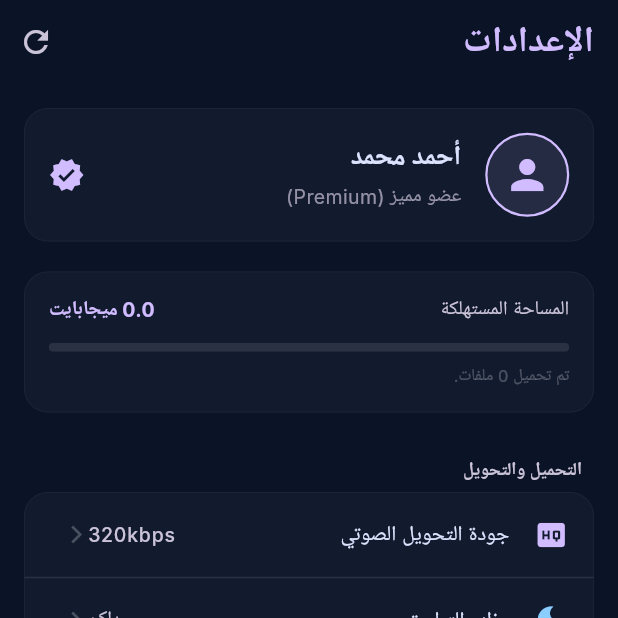
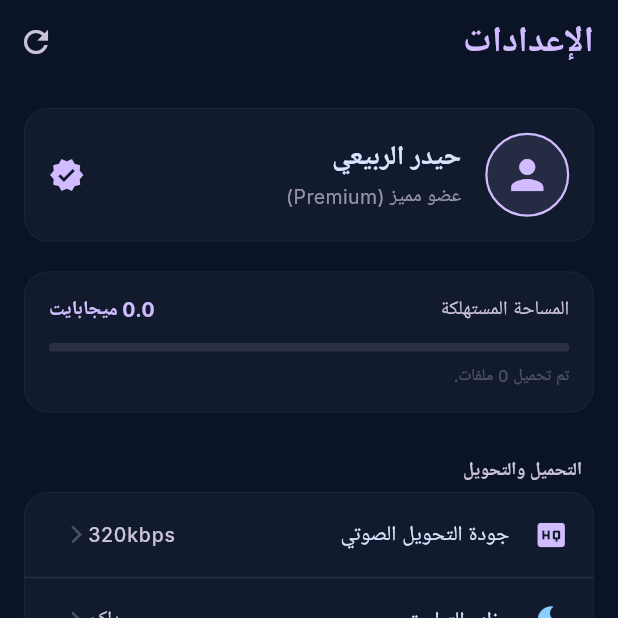
Before and after one commit to bbjbvkhb-ship-it/rahel, a Flutter app: the screen it shows after launch, item 5 of the bottom bar chosen, on a phone screen of 412 x 824 dp, the top half of it. Run offline on Flutter 3.47's test engine with Material 3 defaults, Android fonts, the phone set to English and light mode, and no system bars; our stand-ins replace audio_service, just_audio, palette_generator, share_plus, sqflite; missing offline and left inert: ffmpeg_kit_flutter_new, flutter_inappwebview, youtube_explode_dart; accounts and stored records are empty; Roboto replaces fonts that are missing (Inter).

Commit message:
feat: Personalize user profile name in settings screen

```diff
--- a/lib/screens/settings_screen.dart
+++ b/lib/screens/settings_screen.dart
@@ -129,7 +129,7 @@ class _SettingsScreenState extends State<SettingsScreen> {
                           crossAxisAlignment: CrossAxisAlignment.start,
                           children: [
                             const Text(
-                              'أحمد محمد',
+                              'حيدر الربيعي',
                               style: TextStyle(
                                 color: Color(0xffdae2fd),
                                 fontSize: 18,
```
